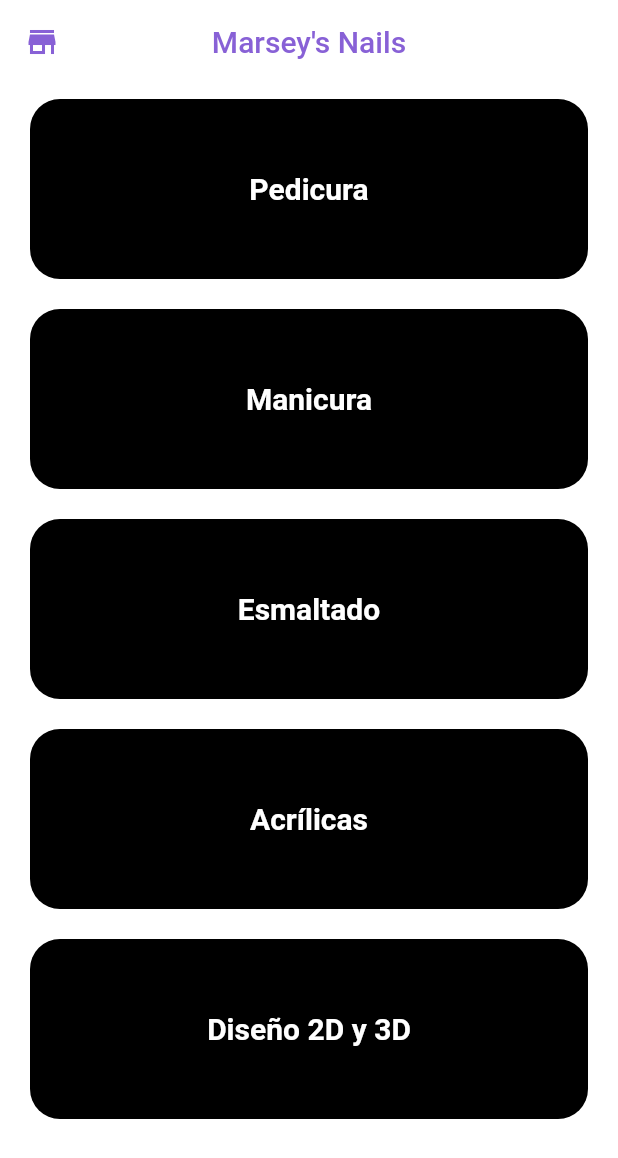
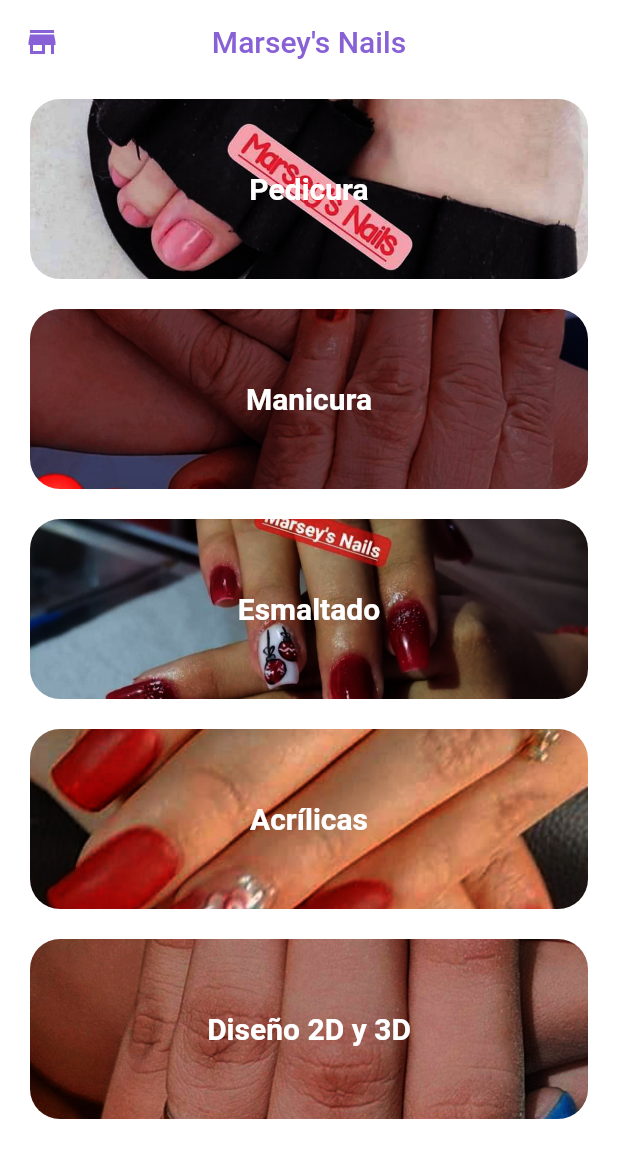
Before and after one commit to ronix1020/marsey_nails, a Flutter app: the screen it shows after launch, after a tap on "Continuar", on a phone screen of 412 x 824 dp. Shown: the top 1158 px of the screen. Run offline on Flutter 3.47's test engine with Material 2 defaults, Android fonts, the phone set to English and light mode, and no system bars.

Commit message:
Fix light in cards

```diff
--- a/lib/widgets/body_tuto.dart
+++ b/lib/widgets/body_tuto.dart
@@ -85,7 +85,7 @@ class _BodyTutoWidgetState extends State<BodyTutoWidget> {
       height: 6,
       width: currentPage == index ? 20 : 6,
       decoration: BoxDecoration(
-        color: currentPage == index ? Colors.purple[600] : Colors.purple[400],
+        color: currentPage == index ? Colors.purple[600] : Colors.purple[100],
         borderRadius: BorderRadius.circular(3),
       ),
     );
--- a/lib/widgets/card_widget.dart
+++ b/lib/widgets/card_widget.dart
@@ -43,7 +43,7 @@ class CardWidget extends StatelessWidget {
         decoration: BoxDecoration(
           borderRadius: BorderRadius.circular(20.0),
           image: DecorationImage(
-            colorFilter: ColorFilter.mode(Colors.black, BlendMode.hardLight),
+            colorFilter: ColorFilter.mode(Colors.black, BlendMode.softLight),
             image: AssetImage("assets/images/$imagen.jpeg"),
             fit: BoxFit.cover,
           ),
```
